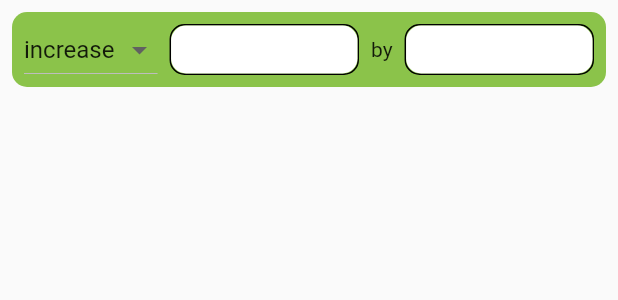
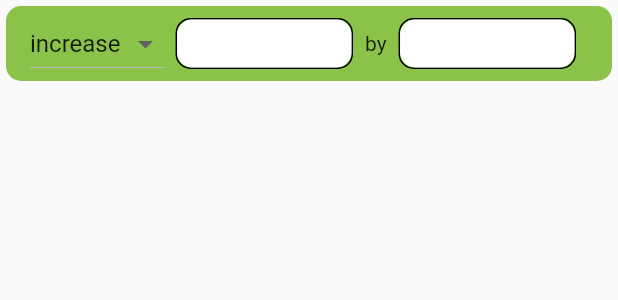
Before and after one commit to danielzsh/blocks, a Flutter app: the ChangeBlock widget shown alone on an empty page, opened directly, on a phone screen of 412 x 824 dp. Shown: the top 300 px of the screen. Run offline on Flutter 3.47's test engine with Material 2 defaults, Android fonts, the phone set to English and light mode, and no system bars.

Commit message:
addition to prev commit

```diff
--- /dev/null
+++ b/lib/block_widgets/block_wrapper.dart
@@ -0,0 +1,28 @@
+import 'package:flutter/material.dart';
+
+class Block extends StatelessWidget {
+  final List<Widget> children;
+  final Color color;
+  const Block({Key? key, required this.children, required this.color})
+      : super(key: key);
+
+  @override
+  Widget build(BuildContext context) {
+    return Container(
+        margin: const EdgeInsets.all(4),
+        height: 50,
+        constraints: BoxConstraints(maxWidth: 800),
+        decoration: BoxDecoration(
+            color: color,
+            borderRadius: const BorderRadius.all(Radius.circular(10))),
+        child: Container(
+          margin: const EdgeInsets.symmetric(horizontal: 16),
+          child: Material(
+            color: Colors.transparent,
+            child: Row(
+              children: children,
+            ),
+          ),
+        ));
+  }
+}
--- a/lib/block_widgets/change_block.dart
+++ b/lib/block_widgets/change_block.dart
@@ -3,6 +3,7 @@ import 'package:flutter/gestures.dart';
 import 'package:flutter/material.dart';
 import 'drag_area.dart';
 import 'package:blocks/globals.dart';
+import 'block_wrapper.dart';
 
 class _DragContent extends StatelessWidget {
   const _DragContent({Key? key}) : super(key: key);
@@ -51,20 +52,18 @@ class ChangeBlockState extends State<ChangeBlock> {
   final drag2 = GlobalKey<DragAreaState>();
   @override
   Widget build(BuildContext context) {
-    return Container(
-      margin: const EdgeInsets.all(8),
-      padding: const EdgeInsets.only(left: 8),
-      height: 50,
-      decoration: const BoxDecoration(
+    return Block(
       color: Colors.lightGreen,
-          borderRadius: BorderRadius.all(Radius.circular(10))),
-      child: Row(
       children: [
         DropdownButton(
             value: changeoption,
             items: <String>["increase", "decrease"]
                 .map<DropdownMenuItem<String>>((value) {
-                return DropdownMenuItem(value: value, child: Text(value));
+              return DropdownMenuItem(
+                  value: value,
+                  child: Text(
+                    value,
+                  ));
             }).toList(),
             onChanged: (String? newVal) {
               setState(() {
@@ -83,7 +82,6 @@ class ChangeBlockState extends State<ChangeBlock> {
           textfield: true,
         ))
       ],
-      ),
     );
   }
 }
--- a/lib/block_widgets/drag_area.dart
+++ b/lib/block_widgets/drag_area.dart
@@ -1,7 +1,5 @@
-import 'package:blocks/block_widgets/block_base.dart';
 import 'package:flutter/material.dart';
 import 'package:flutter/services.dart';
-import 'statement_base.dart';
 import 'package:blocks/utility.dart';
 
 class DragArea extends StatefulWidget {
--- a/lib/block_widgets/var_block.dart
+++ b/lib/block_widgets/var_block.dart
@@ -1,4 +1,4 @@
-import 'package:blocks/block_widgets/block_base.dart';
+import 'package:blocks/block_widgets/block_wrapper.dart';
 import 'package:flutter/material.dart';
 import 'package:blocks/globals.dart';
 
@@ -21,7 +21,7 @@ class VarBlockState extends State<VarBlock> {
   Widget build(BuildContext context) {
     return Container(
       padding: const EdgeInsets.all(5),
-      constraints: BoxConstraints(minWidth: 50, minHeight: 40),
+      constraints: BoxConstraints(minWidth: 200, minHeight: 40),
       decoration: const BoxDecoration(
         color: Colors.red,
         borderRadius: BorderRadius.all(Radius.circular(10)),
@@ -48,7 +48,7 @@ class VarBlockState extends State<VarBlock> {
   }
 }
 
-class _DragContent extends StatelessWidget implements Block {
+class _DragContent extends StatelessWidget {
   final String name;
   const _DragContent({Key? key, required this.name}) : super(key: key);
   @override
```
Also changed, not shown: lib/block_widgets/block_base.dart (deleted, +0 -7 lines), lib/block_widgets/main_block.dart (+37 -7 lines), lib/block_widgets/print_block.dart (+4 -9 lines), lib/block_widgets/set_block.dart (+4 -13 lines), 1 other file. Lines whose indentation alone changed are shown as unchanged.
